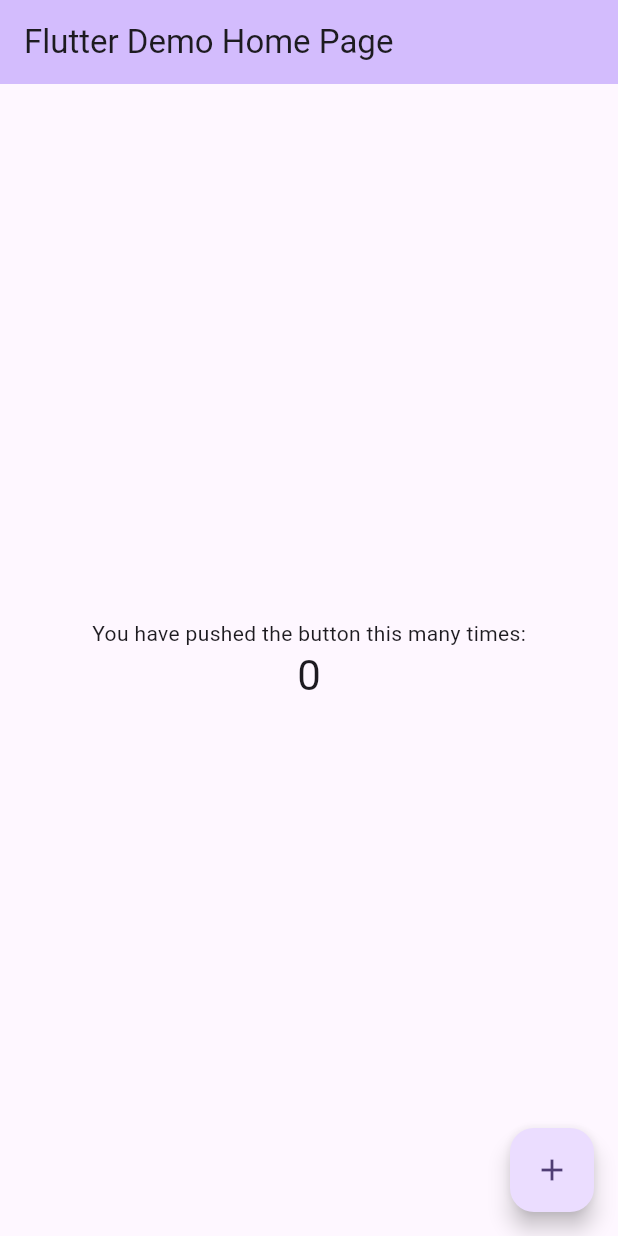
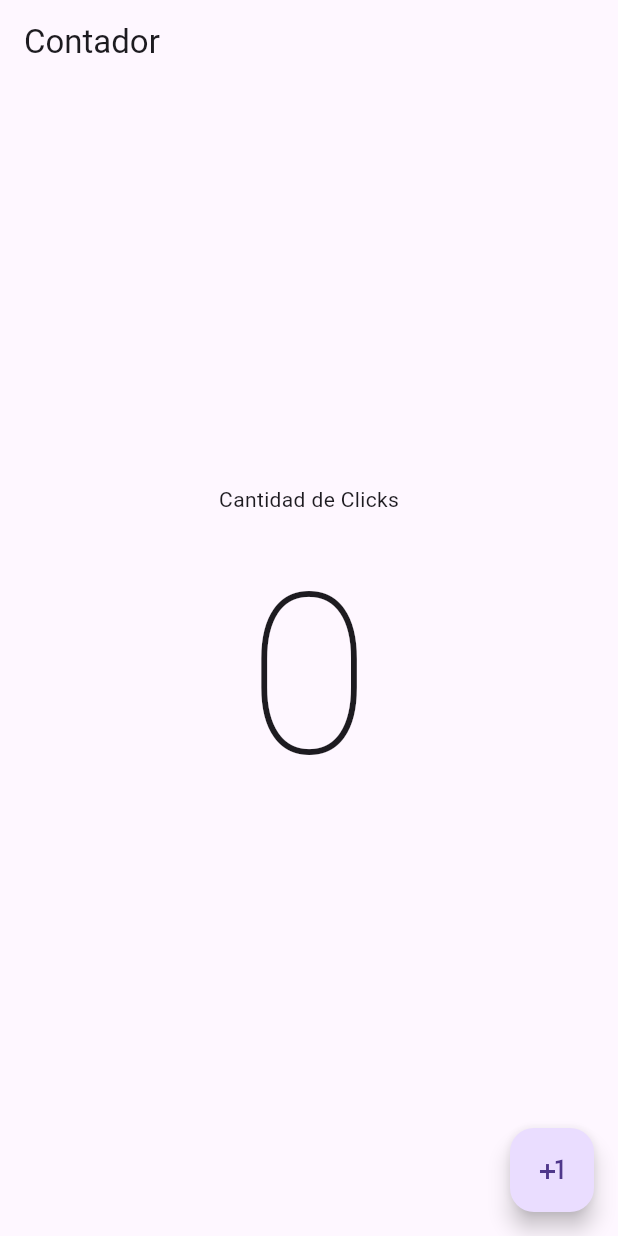
Before and after one commit to Mabel-Mendoza/Proyecto_MabelMendoza, a Flutter app: the screen it shows after launch, on a phone screen of 412 x 824 dp. Run offline on Flutter 3.47's test engine with Material 3 defaults, Android fonts, the phone set to English and light mode, and no system bars.

Commit message:
Codigo en clase

```diff
--- a/lib/main.dart
+++ b/lib/main.dart
@@ -1,122 +1,18 @@
 import 'package:flutter/material.dart';
+import 'package:proyecto_mabel/pantallas/contador.dart';
 
 void main() {
-  runApp(const MyApp());
+  runApp(MyApp());
 }
 
 class MyApp extends StatelessWidget {
-  const MyApp({super.key});
-
-  // This widget is the root of your application.
   @override
   Widget build(BuildContext context) {
     return MaterialApp(
-      title: 'Flutter Demo',
-      theme: ThemeData(
-        // This is the theme of your application.
-        //
-        // TRY THIS: Try running your application with "flutter run". You'll see
-        // the application has a purple toolbar. Then, without quitting the app,
-        // try changing the seedColor in the colorScheme below to Colors.green
-        // and then invoke "hot reload" (save your changes or press the "hot
-        // reload" button in a Flutter-supported IDE, or press "r" if you used
-        // the command line to start the app).
-        //
-        // Notice that the counter didn't reset back to zero; the application
-        // state is not lost during the reload. To reset the state, use hot
-        // restart instead.
-        //
-        // This works for code too, not just values: Most code changes can be
-        // tested with just a hot reload.
-        colorScheme: ColorScheme.fromSeed(seedColor: Colors.deepPurple),
-      ),
-      home: const MyHomePage(title: 'Flutter Demo Home Page'),
+
+      debugShowCheckedModeBanner: false,
+      home: contador(),
+
     );
   }
 }
-
-class MyHomePage extends StatefulWidget {
-  const MyHomePage({super.key, required this.title});
-
-  // This widget is the home page of your application. It is stateful, meaning
-  // that it has a State object (defined below) that contains fields that affect
-  // how it looks.
-
-  // This class is the configuration for the state. It holds the values (in this
-  // case the title) provided by the parent (in this case the App widget) and
-  // used by the build method of the State. Fields in a Widget subclass are
-  // always marked "final".
-
-  final String title;
-
-  @override
-  State<MyHomePage> createState() => _MyHomePageState();
-}
-
-class _MyHomePageState extends State<MyHomePage> {
-  int _counter = 0;
-
-  void _incrementCounter() {
-    setState(() {
-      // This call to setState tells the Flutter framework that something has
-      // changed in this State, which causes it to rerun the build method below
-      // so that the display can reflect the updated values. If we changed
-      // _counter without calling setState(), then the build method would not be
-      // called again, and so nothing would appear to happen.
-      _counter++;
-    });
-  }
-
-  @override
-  Widget build(BuildContext context) {
-    // This method is rerun every time setState is called, for instance as done
-    // by the _incrementCounter method above.
-    //
-    // The Flutter framework has been optimized to make rerunning build methods
-    // fast, so that you can just rebuild anything that needs updating rather
-    // than having to individually change instances of widgets.
-    return Scaffold(
-      appBar: AppBar(
-        // TRY THIS: Try changing the color here to a specific color (to
-        // Colors.amber, perhaps?) and trigger a hot reload to see the AppBar
-        // change color while the other colors stay the same.
-        backgroundColor: Theme.of(context).colorScheme.inversePrimary,
-        // Here we take the value from the MyHomePage object that was created by
-        // the App.build method, and use it to set our appbar title.
-        title: Text(widget.title),
-      ),
-      body: Center(
-        // Center is a layout widget. It takes a single child and positions it
-        // in the middle of the parent.
-        child: Column(
-          // Column is also a layout widget. It takes a list of children and
-          // arranges them vertically. By default, it sizes itself to fit its
-          // children horizontally, and tries to be as tall as its parent.
-          //
-          // Column has various properties to control how it sizes itself and
-          // how it positions its children. Here we use mainAxisAlignment to
-          // center the children vertically; the main axis here is the vertical
-          // axis because Columns are vertical (the cross axis would be
-          // horizontal).
-          //
-          // TRY THIS: Invoke "debug painting" (choose the "Toggle Debug Paint"
-          // action in the IDE, or press "p" in the console), to see the
-          // wireframe for each widget.
-          mainAxisAlignment: MainAxisAlignment.center,
-          children: <Widget>[
-            const Text('You have pushed the button this many times:'),
-            Text(
-              '$_counter',
-              style: Theme.of(context).textTheme.headlineMedium,
-            ),
-          ],
-        ),
-      ),
-      floatingActionButton: FloatingActionButton(
-        onPressed: _incrementCounter,
-        tooltip: 'Increment',
-        child: const Icon(Icons.add),
-      ), // This trailing comma makes auto-formatting nicer for build methods.
-    );
-  }
-}
--- /dev/null
+++ b/lib/pantallas/contador.dart
@@ -0,0 +1,41 @@
+import 'package:flutter/material.dart';
+
+class contador extends StatefulWidget {
+const contador({super.key});
+
+  @override
+  State<contador> createState() => _contadorState();
+}
+
+class _contadorState extends State<contador> {
+  @override
+  int clickcontador = 0;
+  Widget build(BuildContext context) {
+    return Scaffold(
+      appBar: AppBar(
+        title: Text('Contador'),
+        ),
+      body: Center(
+       child: Column(
+        mainAxisAlignment: MainAxisAlignment.center,
+        children:[
+          Text('Cantidad de Clicks'),
+          Text(
+            '$clickcontador',
+          style: TextStyle(fontSize: 150, fontWeight: FontWeight.w100)),
+
+        ],
+        ),
+      ),
+
+      floatingActionButton: FloatingActionButton(
+        onPressed: (){
+          clickcontador++;
+          setState((){});
+        },
+        child: Icon(Icons.plus_one),
+      ),
+
+    );
+    }
+}
```
Also changed, not shown: 1 other file.
